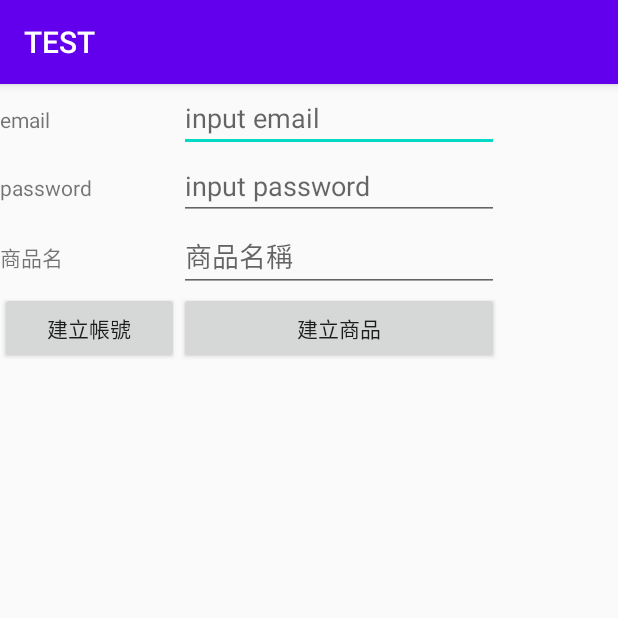
After one commit to CK88924/ENDPJ, an Android app: the Commodity_Inf screen opened directly, with no data from a screen before it, on a phone screen of 412 x 824 dp, the top half of it. The commit adds this screen. Run offline under Robolectric (Android 15) with nearby library versions, the phone set to English and light mode, and no system bars; our stand-ins replace Firebase (no records; nobody signed in at launch, a user with empty details on screens opened directly); pictures from the network do not load.

Commit message:
折線圖微調 修改圖片上傳功能請至新增商品按鈕測試 並且請先按建立帳號 再按建立商品 分別代表註冊狀態及登入狀態

```diff
--- a/BACK/TEST2/app/build.gradle
+++ b/BACK/TEST2/app/build.gradle
@@ -53,6 +53,7 @@ implementation 'com.google.firebase:firebase-firestore:23.0.2'
     implementation 'com.google.android.gms:play-services-vision:20.1.3'
     implementation 'com.google.android.material:material:1.4.0'
     implementation 'com.google.firebase:firebase-storage:20.0.0'
+    implementation 'com.google.firebase:firebase-auth:21.0.1'
     testImplementation 'junit:junit:4.12'
     androidTestImplementation 'androidx.test.ext:junit:1.1.3'
     androidTestImplementation 'androidx.test.espresso:espresso-core:3.4.0'
--- a/BACK/TEST2/app/src/main/AndroidManifest.xml
+++ b/BACK/TEST2/app/src/main/AndroidManifest.xml
@@ -16,7 +16,8 @@
         android:roundIcon="@mipmap/ic_launcher_round"
         android:supportsRtl="true"
         android:theme="@style/AppTheme">
-        <activity android:name=".Image_function"></activity>
+        <activity android:name=".Commodity_Inf"></activity>
+        <activity android:name=".Image_function" />
         <activity android:name=".JS" />
         <activity android:name=".DB_TEST" />
         <activity android:name=".Line_Chart" />
--- a/BACK/TEST2/app/src/main/assets/RES2.txt
+++ b/BACK/TEST2/app/src/main/assets/RES2.txt
@@ -1,2 +1,4 @@
 5 10 15 20 25 30 35 40 45 50 60 65
 75 85 115 120 140 77 90 95 100 125 105 110
+0 0 0 110 145 0 75 195 105 175 165 130
+0 0 5 175 510 530 0 215 305 375 465 540
--- /dev/null
+++ b/BACK/TEST2/app/src/main/res/layout/activity_commodity_inf.xml
@@ -0,0 +1,150 @@
+<?xml version="1.0" encoding="utf-8"?>
+<androidx.constraintlayout.widget.ConstraintLayout xmlns:android="http://schemas.android.com/apk/res/android"
+    xmlns:app="http://schemas.android.com/apk/res-auto"
+    xmlns:tools="http://schemas.android.com/tools"
+    android:layout_width="match_parent"
+    android:layout_height="match_parent"
+    tools:context=".Commodity_Inf">
+
+    <TableLayout
+        android:layout_width="match_parent"
+        android:layout_height="match_parent">
+
+        <TableRow
+            android:layout_width="match_parent"
+            android:layout_height="match_parent" >
+
+            <TextView
+                android:id="@+id/textView"
+                android:layout_width="wrap_content"
+                android:layout_height="wrap_content"
+                android:text="email" />
+
+            <EditText
+                android:id="@+id/email"
+                android:layout_width="wrap_content"
+                android:layout_height="wrap_content"
+                android:ems="10"
+                android:hint="input email"
+                android:inputType="textPersonName" />
+        </TableRow>
+
+        <TableRow
+            android:layout_width="match_parent"
+            android:layout_height="match_parent" >
+
+            <TextView
+                android:id="@+id/textView2"
+                android:layout_width="wrap_content"
+                android:layout_height="wrap_content"
+                android:text="password" />
+
+            <EditText
+                android:id="@+id/pass"
+                android:layout_width="wrap_content"
+                android:layout_height="wrap_content"
+                android:ems="10"
+                android:hint="input password"
+                android:inputType="numberPassword" />
+        </TableRow>
+
+        <TableRow
+            android:layout_width="match_parent"
+            android:layout_height="match_parent" >
+
+            <TextView
+                android:id="@+id/textView3"
+                android:layout_width="wrap_content"
+                android:layout_height="wrap_content"
+                android:text="商品名" />
+
+            <EditText
+                android:id="@+id/product_name"
+                android:layout_width="wrap_content"
+                android:layout_height="wrap_content"
+                android:ems="10"
+                android:hint="商品名稱"
+                android:inputType="textPersonName" />
+        </TableRow>
+
+        <TableRow
+            android:layout_width="match_parent"
+            android:layout_height="match_parent" >
+
+            <Button
+                android:id="@+id/send"
+                android:layout_width="wrap_content"
+                android:layout_height="wrap_content"
+                android:text="建立帳號" />
+
+            <Button
+                android:id="@+id/set"
+                android:layout_width="wrap_content"
+                android:layout_height="wrap_content"
+                android:text="建立商品" />
+        </TableRow>
+
+        <TableRow
+            android:layout_width="match_parent"
+            android:layout_height="match_parent" />
+
+        <TableRow
+            android:layout_width="match_parent"
+            android:layout_height="match_parent" >
+
+            <ImageView
+                android:id="@+id/imageView"
+                android:layout_width="107dp"
+                android:layout_height="match_parent"
+                android:visibility="visible"
+                tools:srcCompat="@tools:sample/avatars" />
+
+            <ImageView
+                android:id="@+id/imageView2"
+                android:layout_width="137dp"
+                android:layout_height="52dp"
+                android:visibility="visible"
+                tools:srcCompat="@tools:sample/avatars" />
+
+        </TableRow>
+
+        <TableRow
+            android:layout_width="match_parent"
+            android:layout_height="match_parent" >
+
+            <ImageView
+                android:id="@+id/imageView3"
+                android:layout_width="119dp"
+                android:layout_height="match_parent"
+                android:visibility="visible"
+                tools:srcCompat="@tools:sample/avatars" />
+
+            <ImageView
+                android:id="@+id/imageView4"
+                android:layout_width="166dp"
+                android:layout_height="41dp"
+                android:visibility="visible"
+                tools:srcCompat="@tools:sample/avatars" />
+        </TableRow>
+
+        <TableRow
+            android:layout_width="match_parent"
+            android:layout_height="match_parent" >
+
+            <ImageView
+                android:id="@+id/imageView5"
+                android:layout_width="113dp"
+                android:layout_height="match_parent"
+                android:visibility="visible"
+                tools:srcCompat="@tools:sample/avatars" />
+
+            <ImageView
+                android:id="@+id/imageView6"
+                android:layout_width="168dp"
+                android:layout_height="55dp"
+                android:visibility="visible"
+                tools:srcCompat="@tools:sample/avatars" />
+        </TableRow>
+    </TableLayout>
+
+</androidx.constraintlayout.widget.ConstraintLayout>
--- a/BACK/TEST2/app/src/main/res/layout/activity_main.xml
+++ b/BACK/TEST2/app/src/main/res/layout/activity_main.xml
@@ -72,5 +72,11 @@
             android:layout_height="wrap_content"
             android:text="圖片功能" />
 
+        <Button
+            android:id="@+id/insert_product"
+            android:layout_width="match_parent"
+            android:layout_height="wrap_content"
+            android:text="新增商品" />
+
     </LinearLayout>
 </androidx.constraintlayout.widget.ConstraintLayout>
```
Also changed, not shown: BACK/TEST2/app/src/main/java/com/example/test/Commodity_Inf.java (added, +322 -0 lines), BACK/TEST2/app/src/main/java/com/example/test/Line_Chart.java (+9 -8 lines), BACK/TEST2/app/src/main/java/com/example/test/MainActivity.java (+9 -1 lines).
